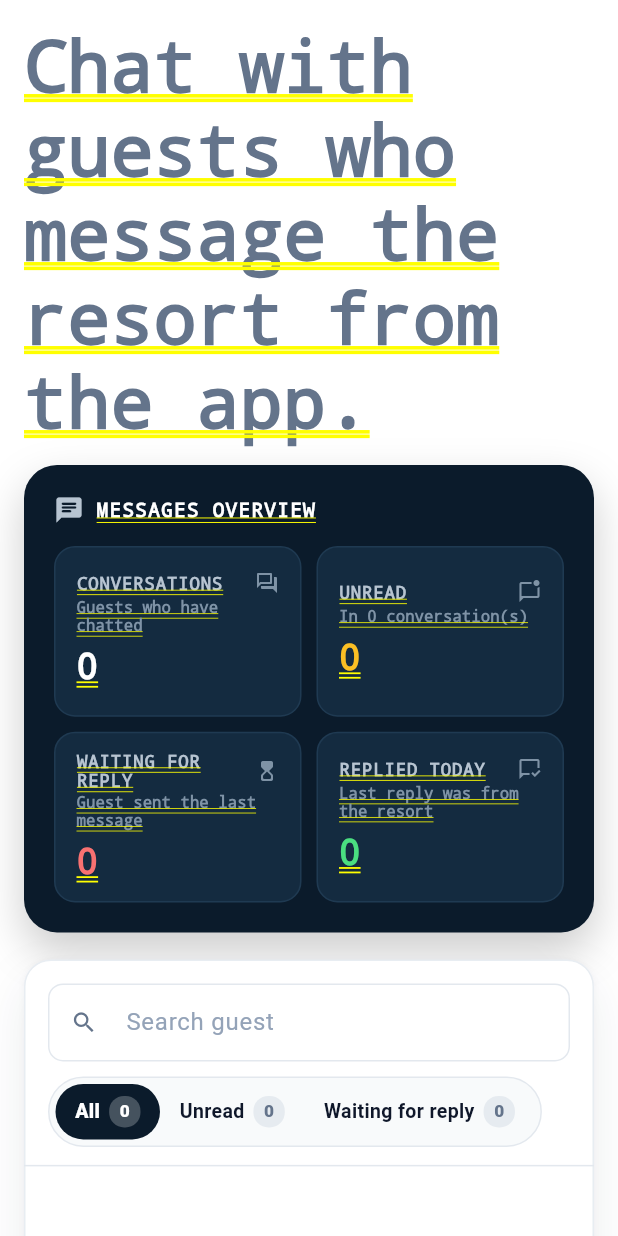
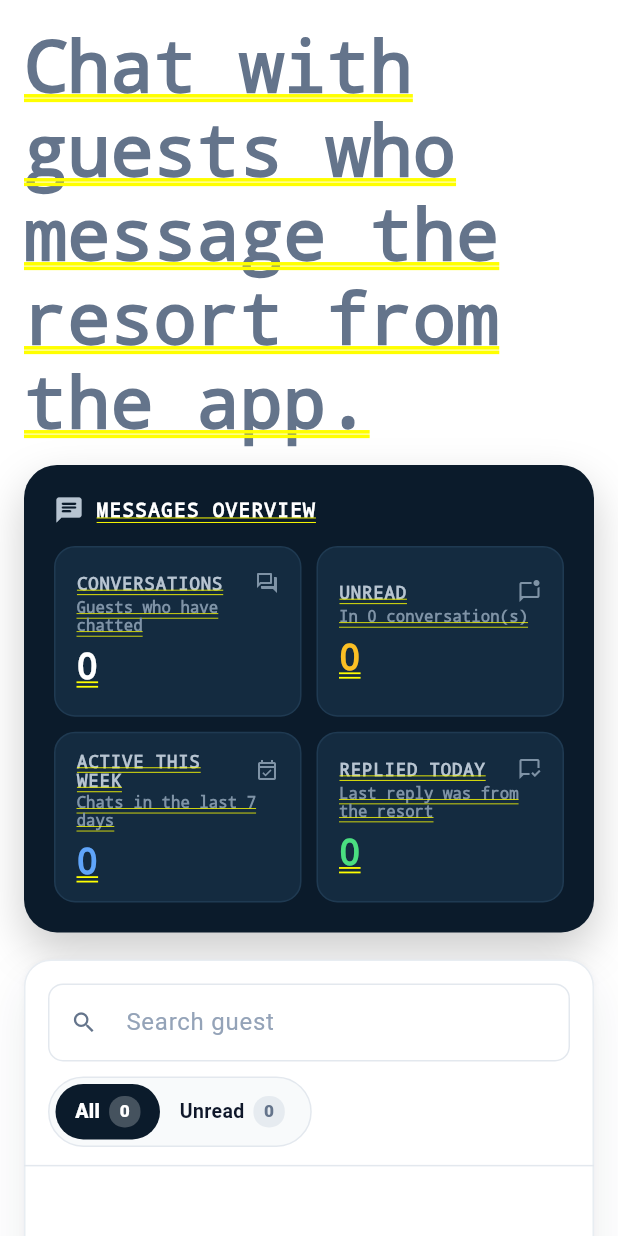
Before and after one commit to kriziabuena34-web/ResortPro, a Flutter app: the MessagesPage screen opened directly, on a phone screen of 412 x 824 dp. Run offline on Flutter 3.47's test engine with Material 3 defaults, Android fonts, the phone set to English and light mode, and no system bars; our stand-ins replace flutter_local_notifications, flutter_map, geolocator, google_sign_in, image_picker, latlong2 and 5 more; missing offline and left inert: excel, file_saver, mobile_scanner, workmanager; accounts and stored records are empty; network calls fail.

Commit message:
Messages: Active this week tile, drop Waiting tab
Co-Authored-By: Claude Opus 5.5 <noreply@anthropic.com>

Claude-Session: https://claude.ai/code/session_018aPc1BpboXZkenUgfnyGqX

```diff
--- a/resortpro_admin/lib/l10n/app_strings.dart
+++ b/resortpro_admin/lib/l10n/app_strings.dart
@@ -476,6 +476,8 @@ const Map<AppLanguage, Map<String, String>> _strings = {
     'msgKUnreadSub': 'In {n} conversation(s)',
     'msgKWaiting': 'WAITING FOR REPLY',
     'msgKWaitingSub': 'Guest sent the last message',
+    'msgKActive': 'ACTIVE THIS WEEK',
+    'msgKActiveSub': 'Chats in the last 7 days',
     'msgKReplied': 'REPLIED TODAY',
     'msgKRepliedSub': 'Last reply was from the resort',
     'msgTabUnread': 'Unread',
@@ -1233,6 +1235,8 @@ const Map<AppLanguage, Map<String, String>> _strings = {
     'msgKUnreadSub': 'Sa {n} usapan',
     'msgKWaiting': 'NAGHIHINTAY NG SAGOT',
     'msgKWaitingSub': 'Guest ang huling nag-message',
+    'msgKActive': 'AKTIBO NGAYONG LINGGO',
+    'msgKActiveSub': 'May chat sa nakaraang 7 araw',
     'msgKReplied': 'NASAGOT NGAYONG ARAW',
     'msgKRepliedSub': 'Resort ang huling sumagot',
     'msgTabUnread': 'Hindi pa nababasa',
@@ -1929,6 +1933,8 @@ const Map<AppLanguage, Map<String, String>> _strings = {
     'msgKUnreadSub': 'Sa {n} ka panaghisgot',
     'msgKWaiting': 'NAGHULAT OG TUBAG',
     'msgKWaitingSub': 'Guest ang katapusang nag-message',
+    'msgKActive': 'AKTIBO KARONG SEMANA',
+    'msgKActiveSub': 'Naay chat sulod sa 7 ka adlaw',
     'msgKReplied': 'NATUBAG KARONG ADLAW',
     'msgKRepliedSub': 'Resort ang katapusang mitubag',
     'msgTabUnread': 'Wala pa nabasa',
--- a/resortpro_admin/lib/screens/modules/messages_page.dart
+++ b/resortpro_admin/lib/screens/modules/messages_page.dart
@@ -26,7 +26,7 @@ class _MessagesPageState extends State<MessagesPage> {
   final _db = Supabase.instance.client;
   final _search = TextEditingController();
   String _query = '';
-  String _filter = 'all'; // all, unread, waiting
+  String _filter = 'all'; // all, unread
 
   List<Map<String, dynamic>> _threads = [];
   bool _loading = true;
@@ -169,7 +169,11 @@ class _MessagesPageState extends State<MessagesPage> {
   Widget _overviewCard({required bool wide}) {
     final unreadThreads = _threads.where((t) => _unreadOf(t) > 0).length;
     final unreadMsgs = _threads.fold<int>(0, (s, t) => s + _unreadOf(t));
-    final waiting = _threads.where(_waiting).length;
+    final weekAgo = DateTime.now().subtract(const Duration(days: 7));
+    final activeWeek = _threads.where((t) {
+      final d = parseDate(t['last_at'])?.toLocal();
+      return d != null && d.isAfter(weekAgo);
+    }).length;
     final today = DateUtils.dateOnly(DateTime.now());
     final repliedToday = _threads.where((t) {
       final d = parseDate(t['last_at'])?.toLocal();
@@ -180,7 +184,7 @@ class _MessagesPageState extends State<MessagesPage> {
       _tile(tr('msgKThreads'), tr('msgKThreadsSub'), '${_threads.length}', Colors.white, Icons.forum_outlined),
       _tile(tr('msgKUnread'), tr('msgKUnreadSub', {'n': unreadThreads}), '$unreadMsgs', const Color(0xFFFBBF24),
           Icons.mark_chat_unread_outlined),
-      _tile(tr('msgKWaiting'), tr('msgKWaitingSub'), '$waiting', const Color(0xFFF87171), Icons.hourglass_top_rounded),
+      _tile(tr('msgKActive'), tr('msgKActiveSub'), '$activeWeek', const Color(0xFF60A5FA), Icons.event_available_outlined),
       _tile(tr('msgKReplied'), tr('msgKRepliedSub'), '$repliedToday', const Color(0xFF4ADE80), Icons.mark_chat_read_outlined),
     ];
 
@@ -266,7 +270,6 @@ class _MessagesPageState extends State<MessagesPage> {
     final q = _query.trim().toLowerCase();
     final shown = _threads.where((t) {
       if (_filter == 'unread' && _unreadOf(t) == 0) return false;
-      if (_filter == 'waiting' && !_waiting(t)) return false;
       return q.isEmpty ||
           '${t['client_name'] ?? ''}'.toLowerCase().contains(q) ||
           '${t['last_body'] ?? ''}'.toLowerCase().contains(q);
@@ -288,7 +291,6 @@ class _MessagesPageState extends State<MessagesPage> {
               items: [
                 (value: 'all', label: tr('filterAll'), count: _threads.length),
                 (value: 'unread', label: tr('msgTabUnread'), count: _threads.where((t) => _unreadOf(t) > 0).length),
-                (value: 'waiting', label: tr('msgTabWaiting'), count: _threads.where(_waiting).length),
               ],
             ),
           ),
```
